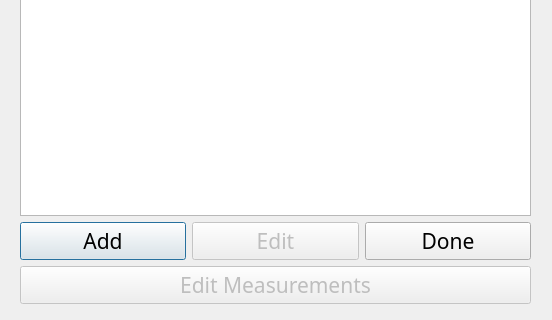
Before: the Qt Designer form ui/WorkstationDlg.ui in aliciabillings-noaa/CLAMS, drawn with Qt 5; both pictures show x 0 to 552 and y 317 to 637 of the 552 by 637 pixel window.
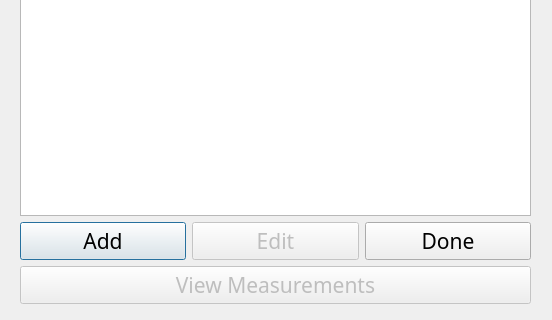
After: the same form once the commit is applied.

What changed in the file:
```diff
--- a/ui/WorkstationDlg.ui
+++ b/ui/WorkstationDlg.ui
@@ -119,7 +119,7 @@
          </font>
         </property>
         <property name="text">
-         <string>Edit Measurements</string>
+         <string>View Measurements</string>
         </property>
        </widget>
       </item>
```
